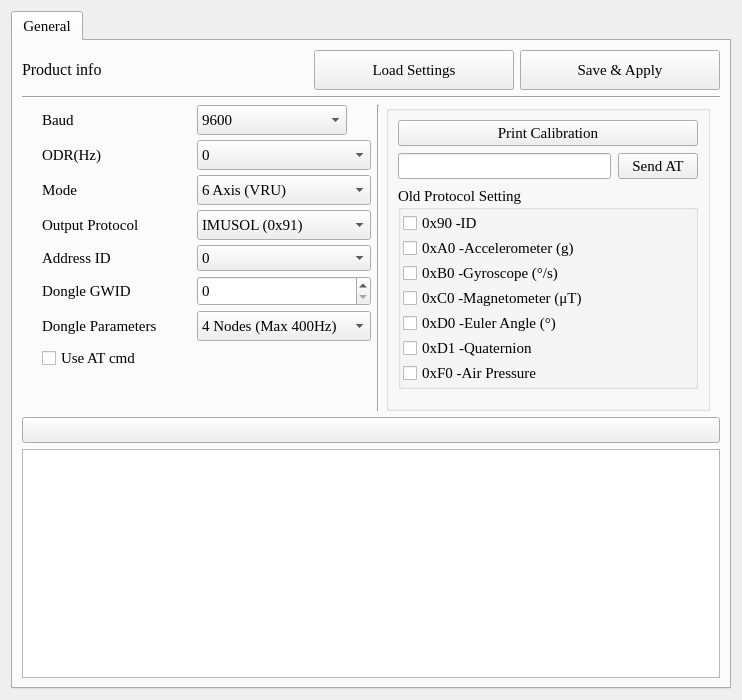
Old version of the form CHCenter/chsettingform.ui in the repository dongFangTuring/CHCenter.
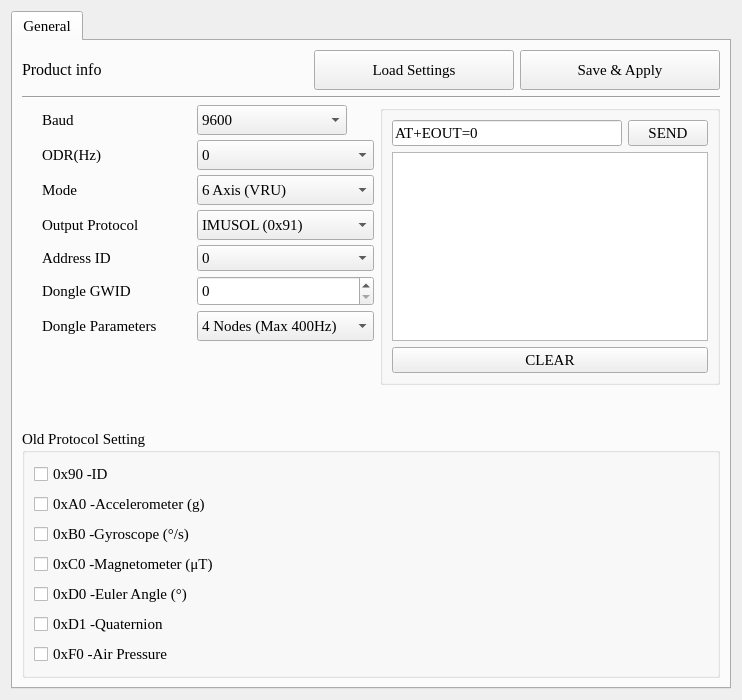
New version of the form. Icons and pictures are not drawn.

Commit message: minor change setting layout

The edit to the form file:
```diff
--- a/CHCenter/chsettingform.ui
+++ b/CHCenter/chsettingform.ui
@@ -461,38 +461,8 @@
              </item>
             </layout>
            </item>
-           <item>
-            <widget class="QCheckBox" name="CB_Advanced">
-             <property name="layoutDirection">
-              <enum>Qt::LeftToRight</enum>
-             </property>
-             <property name="text">
-              <string>Use AT cmd</string>
-             </property>
-            </widget>
-           </item>
-           <item>
-            <spacer name="verticalSpacer">
-             <property name="orientation">
-              <enum>Qt::Vertical</enum>
-             </property>
-             <property name="sizeHint" stdset="0">
-              <size>
-               <width>20</width>
-               <height>13</height>
-              </size>
-             </property>
-            </spacer>
-           </item>
           </layout>
          </item>
-         <item>
-          <widget class="Line" name="line_3">
-           <property name="orientation">
-            <enum>Qt::Vertical</enum>
-           </property>
-          </widget>
-         </item>
          <item>
           <layout class="QVBoxLayout" name="verticalLayout_11">
            <item>
@@ -500,70 +470,73 @@
              <property name="title">
               <string/>
              </property>
-             <layout class="QVBoxLayout" name="verticalLayout_12">
-              <property name="spacing">
-               <number>7</number>
-              </property>
-              <item>
-               <widget class="QPushButton" name="BTN_PrintCalib">
-                <property name="sizePolicy">
-                 <sizepolicy hsizetype="Fixed" vsizetype="Fixed">
-                  <horstretch>0</horstretch>
-                  <verstretch>0</verstretch>
-                 </sizepolicy>
-                </property>
-                <property name="minimumSize">
-                 <size>
-                  <width>300</width>
-                  <height>0</height>
-                 </size>
-                </property>
-                <property name="maximumSize">
-                 <size>
-                  <width>300</width>
-                  <height>16777215</height>
-                 </size>
-                </property>
-                <property name="text">
-                 <string>Print Calibration</string>
-                </property>
-               </widget>
-              </item>
-              <item>
+             <layout class="QGridLayout" name="gridLayout">
+              <item row="0" column="0">
                <layout class="QHBoxLayout" name="horizontalLayout_3">
                 <item>
-                 <widget class="QLineEdit" name="LE_ATCMD"/>
+                 <widget class="QLineEdit" name="LE_ATCMD">
+                  <property name="text">
+                   <string>AT+EOUT=0</string>
+                  </property>
+                 </widget>
                 </item>
                 <item>
                  <widget class="QPushButton" name="BTN_ATCMD">
                   <property name="text">
-                   <string>Send AT</string>
+                   <string>SEND</string>
                   </property>
                  </widget>
                 </item>
                </layout>
+              </item>
+              <item row="1" column="0">
+               <widget class="QTextBrowser" name="TB_Termial">
+                <property name="html">
+                 <string>&lt;!DOCTYPE HTML PUBLIC &quot;-//W3C//DTD HTML 4.0//EN&quot; &quot;http://www.w3.org/TR/REC-html40/strict.dtd&quot;&gt;
+&lt;html&gt;&lt;head&gt;&lt;meta name=&quot;qrichtext&quot; content=&quot;1&quot; /&gt;&lt;style type=&quot;text/css&quot;&gt;
+p, li { white-space: pre-wrap; }
+&lt;/style&gt;&lt;/head&gt;&lt;body style=&quot; font-family:'Times New Roman','Times New Roman'; font-size:11pt; font-weight:400; font-style:normal;&quot;&gt;
+&lt;p style=&quot;-qt-paragraph-type:empty; margin-top:0px; margin-bottom:0px; margin-left:0px; margin-right:0px; -qt-block-indent:0; text-indent:0px;&quot;&gt;&lt;br /&gt;&lt;/p&gt;&lt;/body&gt;&lt;/html&gt;</string>
+                </property>
+               </widget>
+              </item>
+              <item row="2" column="0">
+               <widget class="QPushButton" name="BTN_clearTB">
+                <property name="text">
+                 <string>CLEAR</string>
+                </property>
+               </widget>
+              </item>
+             </layout>
+            </widget>
+           </item>
+          </layout>
+         </item>
+        </layout>
+       </item>
+       <item>
+        <spacer name="verticalSpacer">
+         <property name="orientation">
+          <enum>Qt::Vertical</enum>
+         </property>
+         <property name="sizeHint" stdset="0">
+          <size>
+           <width>20</width>
+           <height>40</height>
+          </size>
+         </property>
+        </spacer>
               </item>
               <item>
                <widget class="QGroupBox" name="GB_OldPTL">
                 <property name="title">
                  <string>Old Protocol Setting</string>
                 </property>
-                <layout class="QVBoxLayout" name="verticalLayout_10">
-                 <property name="spacing">
-                  <number>1</number>
-                 </property>
-                 <property name="leftMargin">
-                  <number>2</number>
-                 </property>
-                 <property name="topMargin">
-                  <number>1</number>
-                 </property>
-                 <property name="rightMargin">
-                  <number>2</number>
-                 </property>
-                 <property name="bottomMargin">
-                  <number>1</number>
-                 </property>
+         <layout class="QHBoxLayout" name="horizontalLayout_4">
+          <item>
+           <layout class="QHBoxLayout" name="horizontalLayout_2">
+            <item>
+             <layout class="QVBoxLayout" name="verticalLayout">
                  <item>
                   <widget class="QCheckBox" name="CB_90">
                    <property name="text">
@@ -614,66 +587,12 @@
                   </widget>
                  </item>
                 </layout>
-               </widget>
-              </item>
-              <item>
-               <spacer name="verticalSpacer_2">
-                <property name="orientation">
-                 <enum>Qt::Vertical</enum>
-                </property>
-                <property name="sizeHint" stdset="0">
-                 <size>
-                  <width>20</width>
-                  <height>10</height>
-                 </size>
-                </property>
-               </spacer>
-              </item>
-             </layout>
-            </widget>
-           </item>
-          </layout>
-         </item>
-         <item>
-          <spacer name="horizontalSpacer_2">
-           <property name="orientation">
-            <enum>Qt::Horizontal</enum>
-           </property>
-           <property name="sizeType">
-            <enum>QSizePolicy::MinimumExpanding</enum>
-           </property>
-           <property name="sizeHint" stdset="0">
-            <size>
-             <width>10</width>
-             <height>20</height>
-            </size>
-           </property>
-          </spacer>
-         </item>
-        </layout>
-       </item>
-       <item>
-        <widget class="QPushButton" name="BTN_clearTB">
-         <property name="text">
-          <string/>
-         </property>
-         <property name="icon">
-          <iconset resource="resources.qrc">
-           <normaloff>:/images/clear_text.png</normaloff>:/images/clear_text.png</iconset>
-         </property>
+            </item>
+           </layout>
+          </item>
+         </layout>
         </widget>
        </item>
-       <item>
-        <widget class="QTextBrowser" name="TB_Termial">
-         <property name="html">
-          <string>&lt;!DOCTYPE HTML PUBLIC &quot;-//W3C//DTD HTML 4.0//EN&quot; &quot;http://www.w3.org/TR/REC-html40/strict.dtd&quot;&gt;
-&lt;html&gt;&lt;head&gt;&lt;meta name=&quot;qrichtext&quot; content=&quot;1&quot; /&gt;&lt;style type=&quot;text/css&quot;&gt;
-p, li { white-space: pre-wrap; }
-&lt;/style&gt;&lt;/head&gt;&lt;body style=&quot; font-family:'Times New Roman','Times New Roman'; font-size:11pt; font-weight:400; font-style:normal;&quot;&gt;
-&lt;p style=&quot;-qt-paragraph-type:empty; margin-top:0px; margin-bottom:0px; margin-left:0px; margin-right:0px; -qt-block-indent:0; text-indent:0px;&quot;&gt;&lt;br /&gt;&lt;/p&gt;&lt;/body&gt;&lt;/html&gt;</string>
-         </property>
-        </widget>
-       </item>
       </layout>
      </widget>
     </widget>
```
Left out of the diff: 6 changed lines with no effect on the pictures. Lines whose indentation alone changed are shown as unchanged. The commit also changes 3 other files.
